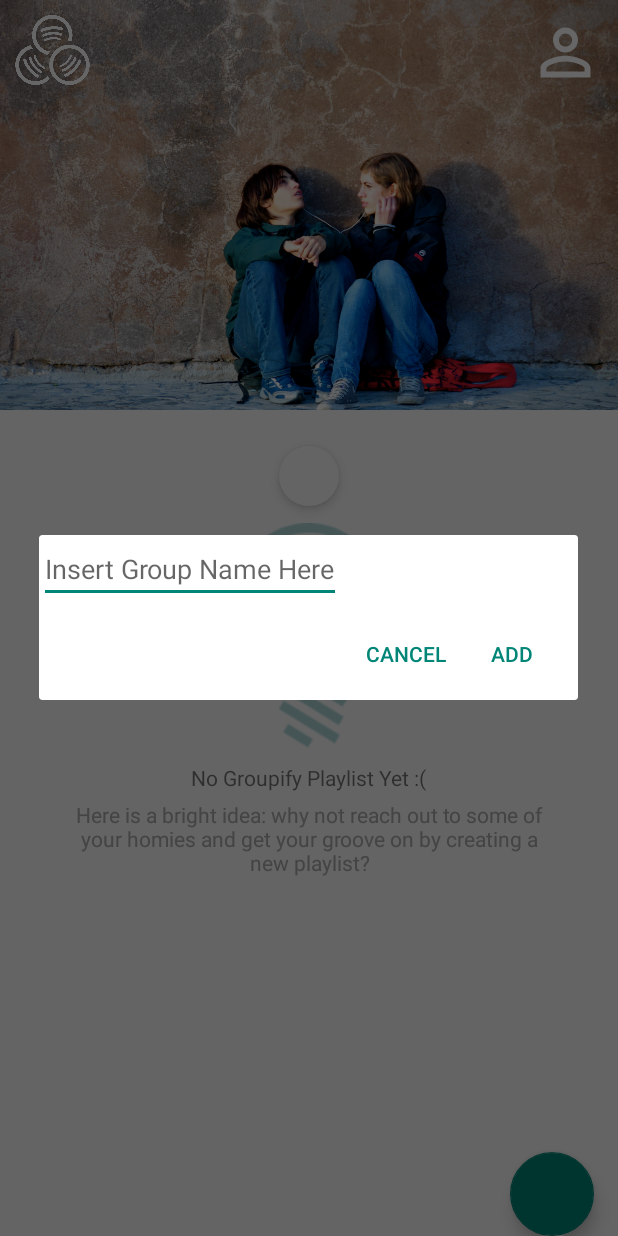
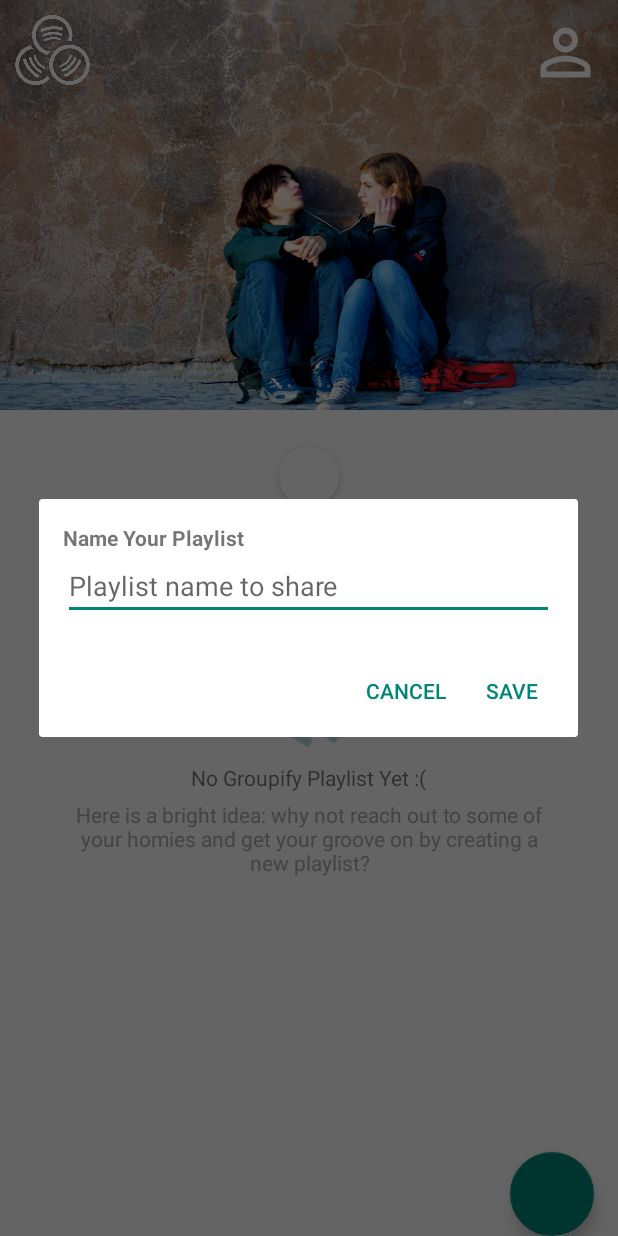
Before and after one commit to cmspray/groupify-android, an Android app: the HomeActivity screen opened directly, with no data from a screen before it, after a tap on an icon or button, on a phone screen of 412 x 824 dp. Run offline under Robolectric (Android 15) with nearby library versions, the phone set to English and light mode, and no system bars; 1 statement that could not run was skipped.

Commit message:
Refactors add group

```diff
--- a/app/src/main/java/com/groupify/groupify/HomeActivity.kt
+++ b/app/src/main/java/com/groupify/groupify/HomeActivity.kt
@@ -65,7 +65,6 @@ class HomeActivity : AppCompatActivity(), GroupListAdapter.GroupClickCallback {
                 }
 
                 override fun onFailure(call: Call<Group>?, t: Throwable?) {
-                    TODO("not implemented") //To change body of created functions use File | Settings | File Templates.
                 }
 
             })
--- a/app/src/main/java/com/groupify/groupify/groups/AddGroupDialog.kt
+++ b/app/src/main/java/com/groupify/groupify/groups/AddGroupDialog.kt
@@ -10,7 +10,7 @@ import com.groupify.groupify.retrofit.RetrofitHelper
 
 class AddGroupDialog : DialogFragment() {
 
-    override fun onCreateDialog(savedInstanceState: Bundle?): Dialog = AlertDialog.Builder(activity).setView(activity?.layoutInflater?.inflate(R.layout.add_group_dialog, null)).setPositiveButton(R.string.add, { dialog, id ->
+    override fun onCreateDialog(savedInstanceState: Bundle?): Dialog = AlertDialog.Builder(activity).setView(activity?.layoutInflater?.inflate(R.layout.add_group_dialog, null)).setPositiveButton(R.string.save, { dialog, id ->
         onAdd(this@AddGroupDialog.dialog.findViewById<EditText>(R.id.group_name_editable).text.toString())
     }).setNegativeButton(R.string.cancel, { dialog, which ->
         this@AddGroupDialog.dialog.cancel()
--- a/app/src/main/java/com/groupify/groupify/retrofit/GroupifyService.java
+++ b/app/src/main/java/com/groupify/groupify/retrofit/GroupifyService.java
@@ -25,6 +25,9 @@ public interface GroupifyService {
 	//USERS
 	@POST("user")
 	Call<CreateUserResponse> postUser(@Header("Authorization") String authToken, @Body GroupifyUser groupifyUser);
+
+	@GET("user/{spotifyId}")
+	Call<UserResponse> getUser(@Header("Authorization") String authToken, @Path("spotifyId") String spotifyId);
 
 	@GET("user/me")
 	Call<UserResponse> getUserInfo(@Header("Authorization") String authToken);
--- a/app/src/main/res/layout/add_group_dialog.xml
+++ b/app/src/main/res/layout/add_group_dialog.xml
@@ -1,13 +1,21 @@
 <?xml version="1.0" encoding="utf-8"?>
 <LinearLayout xmlns:android="http://schemas.android.com/apk/res/android"
     android:layout_width="match_parent"
-    android:layout_height="match_parent">
+    android:layout_height="match_parent"
+    android:orientation="vertical"
+    android:padding="16dp">
+
+    <TextView
+        android:layout_width="wrap_content"
+        android:layout_height="wrap_content"
+        android:text="Name Your Playlist"
+        android:textStyle="bold" />
 
     <EditText
         android:id="@+id/group_name_editable"
-        android:layout_width="wrap_content"
+        android:layout_width="match_parent"
         android:layout_height="wrap_content"
         android:hint="@string/input_group_name"
-        android:inputType="text" />
+        android:inputType="textPersonName" />
 
 </LinearLayout>
--- a/app/src/main/res/values/strings.xml
+++ b/app/src/main/res/values/strings.xml
@@ -10,9 +10,10 @@
     <string name="user_id_pref">USER_ID</string>
     <string name="add">Add</string>
     <string name="cancel">Cancel</string>
-    <string name="input_group_name">Insert Group Name Here</string>
+    <string name="input_group_name">Playlist name to share</string>
     <string name="spotify_onboard_pref">SEEN_ONBOARDING</string>
     <string name="group_details">Group Details</string>
     <string name="make_friends">Make friends</string>
     <string name="share_message">Would you lke to join %s?</string>
+    <string name="save">save</string>
 </resources>
```
Also changed, not shown: app/src/main/java/com/groupify/groupify/GroupifyApplication.java (+21 -0 lines), app/src/main/java/com/groupify/groupify/dto/User.java (+10 -0 lines), app/src/main/java/com/groupify/groupify/retrofit/RetrofitHelper.java (+7 -0 lines).
